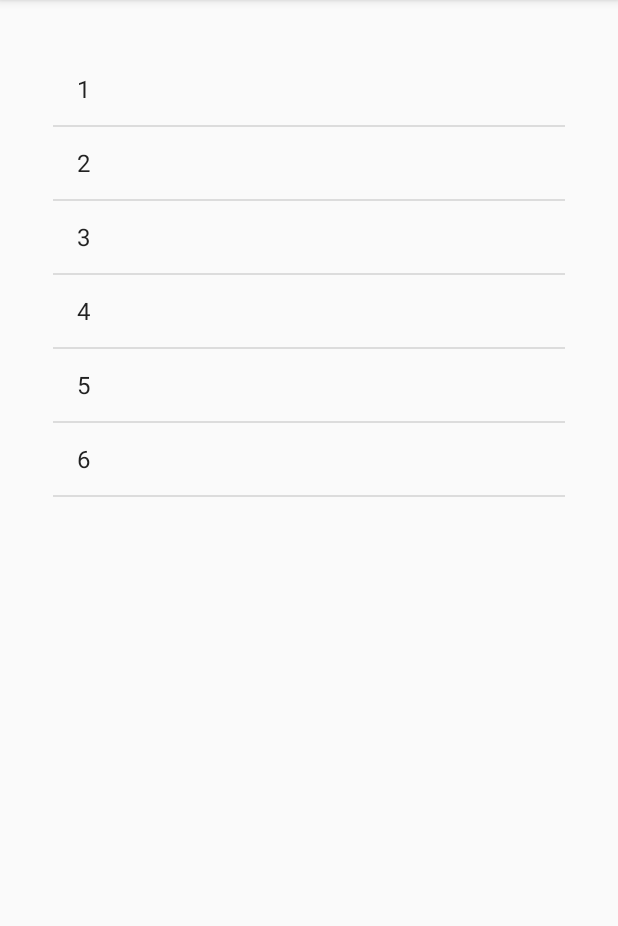
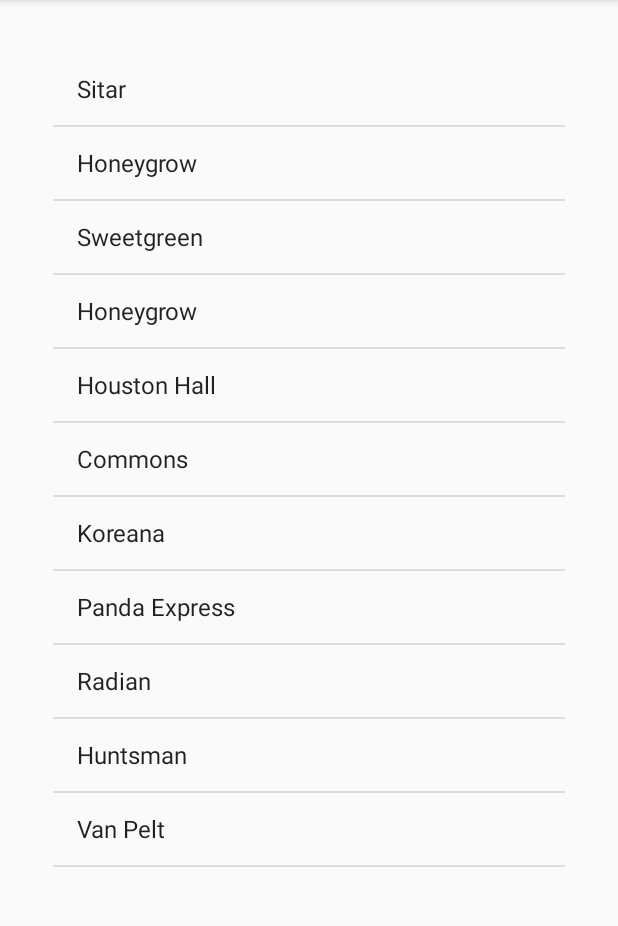
Before and after one commit to yli262/LetsGetLunch, an Android app: the SimpleList screen opened directly, with no data from a screen before it, on a phone screen of 412 x 824 dp, the part 84-1010 px from its top. Run offline under Robolectric (Android 15) with nearby library versions, the phone set to English and light mode, and no system bars.

Commit message:
listFinish

```diff
--- a/app/src/main/java/com/example/lumingyang/mentalhealthapp/SimpleList.java
+++ b/app/src/main/java/com/example/lumingyang/mentalhealthapp/SimpleList.java
@@ -11,7 +11,8 @@ import android.widget.Toast;
 public class SimpleList extends AppCompatActivity {
 
     ListView lv;
-    String[] strings = {"1", "2", "3", "4", "5", "6"};
+    String[] strings = {"Sitar", "Honeygrow", "Sweetgreen", "Honeygrow", "Houston Hall", "Commons",
+            "Koreana", "Panda Express", "Radian", "Huntsman", "Van Pelt"};
     ArrayAdapter adaptor;
 
     @Override
```
Also changed, not shown: app/src/main/java/com/example/lumingyang/mentalhealthapp/MainActivity.java (+2 -7 lines), 10 other files.
